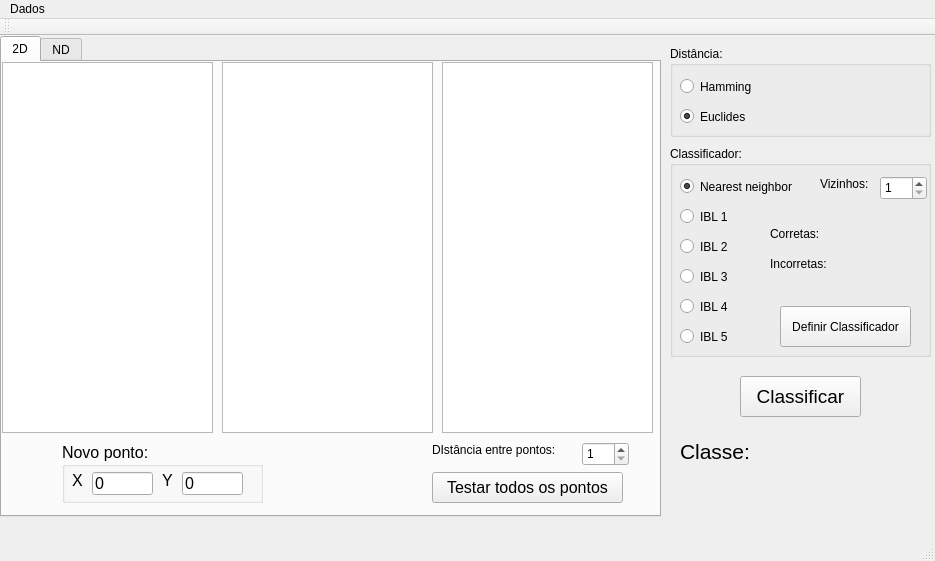
Before: the Qt Designer form mainwindow.ui in renannetto/reconhecimento-padroes, drawn with Qt 5.
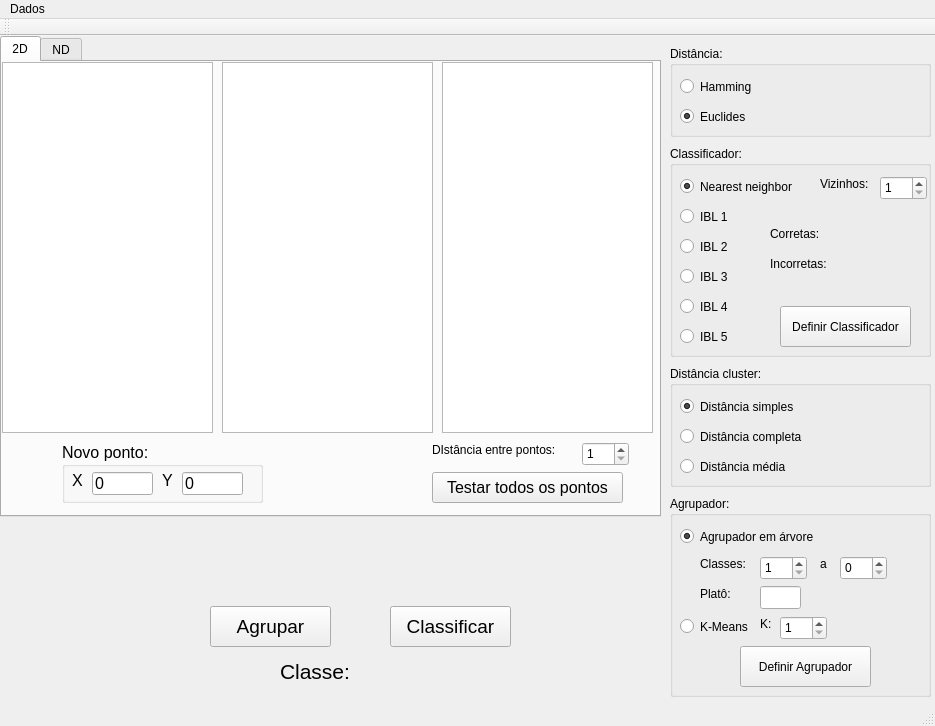
After: the same form once the commit is applied. Custom widgets are drawn as their Qt base class.

Commit message: Interface e .pro atualizados

```diff
--- a/mainwindow.ui
+++ b/mainwindow.ui
@@ -7,7 +7,7 @@
     <x>0</x>
     <y>0</y>
     <width>935</width>
-    <height>561</height>
+    <height>726</height>
    </rect>
   </property>
   <property name="windowTitle">
@@ -257,8 +257,8 @@
    <widget class="QLabel" name="label">
     <property name="geometry">
      <rect>
-      <x>680</x>
-      <y>400</y>
+      <x>280</x>
+      <y>620</y>
       <width>81</width>
       <height>31</height>
      </rect>
@@ -275,8 +275,8 @@
    <widget class="QLabel" name="classe_label">
     <property name="geometry">
      <rect>
-      <x>770</x>
-      <y>410</y>
+      <x>370</x>
+      <y>630</y>
       <width>57</width>
       <height>15</height>
      </rect>
@@ -338,8 +338,8 @@
    <widget class="QPushButton" name="pushButton">
     <property name="geometry">
      <rect>
-      <x>740</x>
-      <y>340</y>
+      <x>390</x>
+      <y>570</y>
       <width>121</width>
       <height>41</height>
      </rect>
@@ -541,6 +541,232 @@
      </property>
     </widget>
    </widget>
+   <widget class="QGroupBox" name="groupBox_2">
+    <property name="geometry">
+     <rect>
+      <x>670</x>
+      <y>330</y>
+      <width>261</width>
+      <height>121</height>
+     </rect>
+    </property>
+    <property name="title">
+     <string>Distância cluster:</string>
+    </property>
+    <widget class="QRadioButton" name="distancia_simples">
+     <property name="geometry">
+      <rect>
+       <x>10</x>
+       <y>30</y>
+       <width>131</width>
+       <height>21</height>
+      </rect>
+     </property>
+     <property name="text">
+      <string>Distância simples</string>
+     </property>
+     <property name="checked">
+      <bool>true</bool>
+     </property>
+    </widget>
+    <widget class="QRadioButton" name="distancia_completa">
+     <property name="geometry">
+      <rect>
+       <x>10</x>
+       <y>60</y>
+       <width>141</width>
+       <height>21</height>
+      </rect>
+     </property>
+     <property name="text">
+      <string>Distância completa</string>
+     </property>
+    </widget>
+    <widget class="QRadioButton" name="distancia_media">
+     <property name="geometry">
+      <rect>
+       <x>10</x>
+       <y>90</y>
+       <width>131</width>
+       <height>21</height>
+      </rect>
+     </property>
+     <property name="text">
+      <string>Distância média</string>
+     </property>
+    </widget>
+   </widget>
+   <widget class="QGroupBox" name="groupBox_3">
+    <property name="geometry">
+     <rect>
+      <x>670</x>
+      <y>460</y>
+      <width>261</width>
+      <height>201</height>
+     </rect>
+    </property>
+    <property name="title">
+     <string>Agrupador: </string>
+    </property>
+    <widget class="QRadioButton" name="arvore_radio">
+     <property name="geometry">
+      <rect>
+       <x>10</x>
+       <y>30</y>
+       <width>161</width>
+       <height>21</height>
+      </rect>
+     </property>
+     <property name="text">
+      <string>Agrupador em árvore</string>
+     </property>
+     <property name="checked">
+      <bool>true</bool>
+     </property>
+    </widget>
+    <widget class="QRadioButton" name="kmeans_radio">
+     <property name="geometry">
+      <rect>
+       <x>10</x>
+       <y>120</y>
+       <width>81</width>
+       <height>21</height>
+      </rect>
+     </property>
+     <property name="text">
+      <string>K-Means</string>
+     </property>
+    </widget>
+    <widget class="QPushButton" name="pushButton_4">
+     <property name="geometry">
+      <rect>
+       <x>70</x>
+       <y>150</y>
+       <width>131</width>
+       <height>41</height>
+      </rect>
+     </property>
+     <property name="text">
+      <string>Definir Agrupador</string>
+     </property>
+    </widget>
+    <widget class="QLabel" name="label_10">
+     <property name="geometry">
+      <rect>
+       <x>30</x>
+       <y>60</y>
+       <width>57</width>
+       <height>15</height>
+      </rect>
+     </property>
+     <property name="text">
+      <string>Classes:</string>
+     </property>
+    </widget>
+    <widget class="QSpinBox" name="min_class">
+     <property name="geometry">
+      <rect>
+       <x>90</x>
+       <y>60</y>
+       <width>47</width>
+       <height>24</height>
+      </rect>
+     </property>
+     <property name="minimum">
+      <number>1</number>
+     </property>
+    </widget>
+    <widget class="QLabel" name="label_11">
+     <property name="geometry">
+      <rect>
+       <x>150</x>
+       <y>60</y>
+       <width>21</width>
+       <height>16</height>
+      </rect>
+     </property>
+     <property name="text">
+      <string>a</string>
+     </property>
+    </widget>
+    <widget class="QSpinBox" name="max_class">
+     <property name="geometry">
+      <rect>
+       <x>170</x>
+       <y>60</y>
+       <width>47</width>
+       <height>24</height>
+      </rect>
+     </property>
+    </widget>
+    <widget class="QLabel" name="label_12">
+     <property name="geometry">
+      <rect>
+       <x>30</x>
+       <y>90</y>
+       <width>57</width>
+       <height>15</height>
+      </rect>
+     </property>
+     <property name="text">
+      <string>Platô:</string>
+     </property>
+    </widget>
+    <widget class="QLineEdit" name="plato_edit">
+     <property name="geometry">
+      <rect>
+       <x>90</x>
+       <y>90</y>
+       <width>41</width>
+       <height>23</height>
+      </rect>
+     </property>
+    </widget>
+    <widget class="QSpinBox" name="kmeans_k">
+     <property name="geometry">
+      <rect>
+       <x>110</x>
+       <y>120</y>
+       <width>47</width>
+       <height>24</height>
+      </rect>
+     </property>
+     <property name="minimum">
+      <number>1</number>
+     </property>
+    </widget>
+    <widget class="QLabel" name="label_13">
+     <property name="geometry">
+      <rect>
+       <x>90</x>
+       <y>120</y>
+       <width>21</width>
+       <height>16</height>
+      </rect>
+     </property>
+     <property name="text">
+      <string>K:</string>
+     </property>
+    </widget>
+   </widget>
+   <widget class="QPushButton" name="pushButton_5">
+    <property name="geometry">
+     <rect>
+      <x>210</x>
+      <y>570</y>
+      <width>121</width>
+      <height>41</height>
+     </rect>
+    </property>
+    <property name="font">
+     <font>
+      <pointsize>14</pointsize>
+     </font>
+    </property>
+    <property name="text">
+     <string>Agrupar</string>
+    </property>
+   </widget>
   </widget>
   <widget class="QMenuBar" name="menuBar">
    <property name="geometry">
```
Left out of the diff: 38 changed lines with no effect on the pictures. The commit also changes 1 other file.
